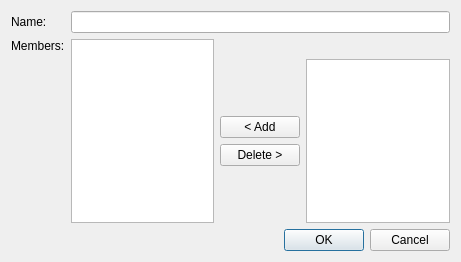
Qt form branches/ahenk/2.0/bahadir.kandemir/ahenk/lider/lider/group.ui (pars-linux/uludag) before a commit.
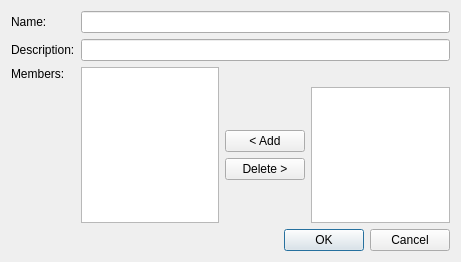
The same form after that commit.

What changed in the file:
```diff
--- a/branches/ahenk/2.0/bahadir.kandemir/ahenk/lider/lider/group.ui
+++ b/branches/ahenk/2.0/bahadir.kandemir/ahenk/lider/lider/group.ui
@@ -24,28 +24,28 @@
    <item row="0" column="1" colspan="3">
     <widget class="QLineEdit" name="editName"/>
    </item>
-   <item row="1" column="0">
+   <item row="2" column="0">
     <widget class="QLabel" name="label_3">
      <property name="text">
       <string>Members:</string>
      </property>
     </widget>
    </item>
-   <item row="3" column="2">
+   <item row="4" column="2">
     <widget class="QPushButton" name="pushAdd">
      <property name="text">
       <string>&lt; Add</string>
      </property>
     </widget>
    </item>
-   <item row="4" column="2">
+   <item row="5" column="2">
     <widget class="QPushButton" name="pushDelete">
      <property name="text">
       <string>Delete &gt;</string>
      </property>
     </widget>
    </item>
-   <item row="6" column="0" colspan="4">
+   <item row="7" column="0" colspan="4">
     <widget class="QDialogButtonBox" name="buttonBox">
      <property name="orientation">
       <enum>Qt::Horizontal</enum>
@@ -55,14 +55,14 @@
      </property>
     </widget>
    </item>
-   <item row="1" column="1" rowspan="5">
+   <item row="2" column="1" rowspan="5">
     <widget class="QListWidget" name="listMembers">
      <property name="selectionRectVisible">
       <bool>true</bool>
      </property>
     </widget>
    </item>
-   <item row="2" column="2">
+   <item row="3" column="2">
     <spacer name="verticalSpacer">
      <property name="orientation">
       <enum>Qt::Vertical</enum>
@@ -75,7 +75,7 @@
      </property>
     </spacer>
    </item>
-   <item row="5" column="2">
+   <item row="6" column="2">
     <spacer name="verticalSpacer_2">
      <property name="orientation">
       <enum>Qt::Vertical</enum>
@@ -88,9 +88,19 @@
      </property>
     </spacer>
    </item>
-   <item row="2" column="3" rowspan="4">
+   <item row="3" column="3" rowspan="4">
     <widget class="QListWidget" name="listPeople"/>
    </item>
+   <item row="1" column="0">
+    <widget class="QLabel" name="label_2">
+     <property name="text">
+      <string>Description:</string>
+     </property>
+    </widget>
+   </item>
+   <item row="1" column="1" colspan="3">
+    <widget class="QLineEdit" name="editDescription"/>
+   </item>
   </layout>
  </widget>
  <resources/>
```
